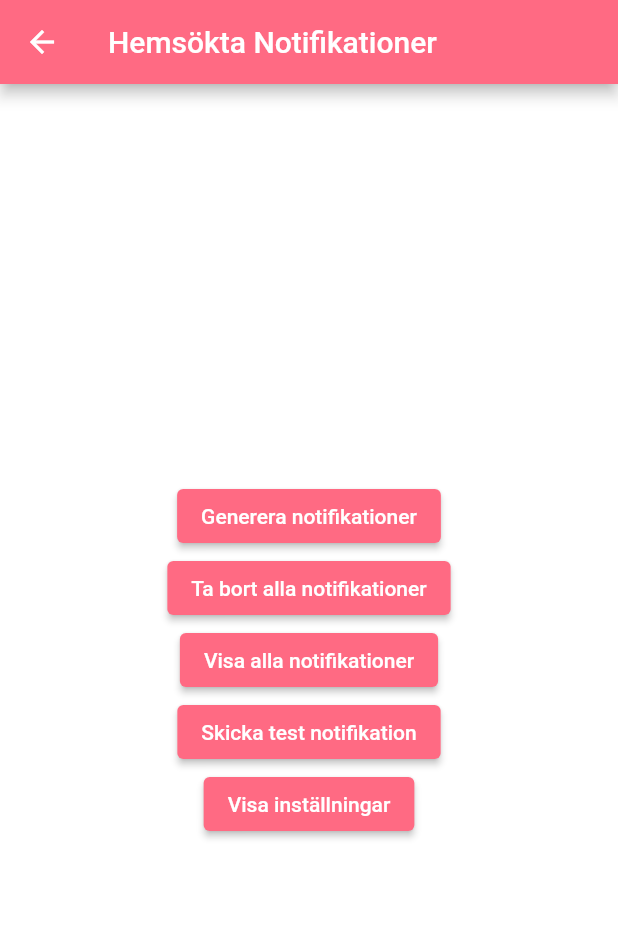
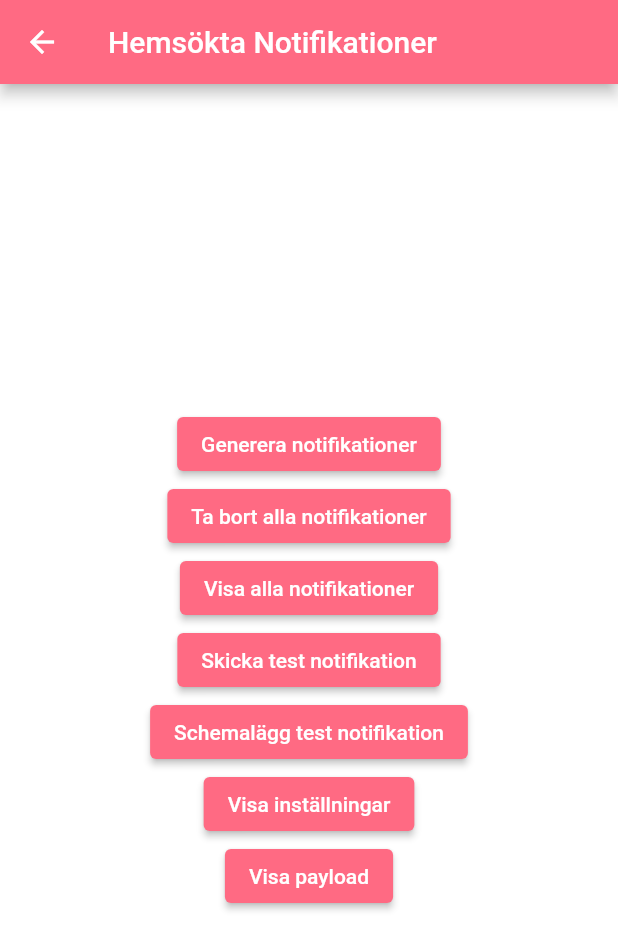
Before and after one commit to robengrobban/PVT-Grupp-75, a Flutter app: the NotificationScreen screen opened by its route, after a tap on "Generera notifikationer", on a phone screen of 412 x 824 dp. Shown: the top 950 px of the screen. Run offline on Flutter 3.47's test engine with Material 2 defaults, Android fonts, the light colour scheme and no system bars; drawn by our look-alikes of loader_overlay; our stand-ins replace camera, flutter_local_notifications, google_maps_flutter, google_sign_in, location, numberpicker and 3 more; missing offline and left inert: custom_loading_indicator, esys_flutter_share; accounts and stored records are empty; network calls fail; statements that could not run were skipped.

Commit message:
Ensure singleton init before app start; notifications open correct route.
🐜 no 🐜 ants 🐜 were 🐜 harmed 🐜 during 🐜 the 🐜 making 🐜 of 🐜 this 🐜 code 🐜

```diff
--- a/flutter_app/lib/models/notification_handler.dart
+++ b/flutter_app/lib/models/notification_handler.dart
@@ -46,6 +46,10 @@ class NotificationHandler {
 
   final int _weatherThreshold = 7; // 7
 
+  bool _initialized = false;
+
+  String _payload;
+
   /// Factory constructor to facilitate the Singleton design principle.
   factory NotificationHandler() {
     return _instance;
@@ -53,9 +57,12 @@ class NotificationHandler {
 
   /// Initialising the NotificationHandler object.
   Future<void> init() async {
+    if ( _initialized ) {
+      return;
+    }
     const AndroidInitializationSettings initializationSettingsAndroid = AndroidInitializationSettings("@drawable/new_more_and_better_improved_logo");
     final InitializationSettings initializationSettings = InitializationSettings(android: initializationSettingsAndroid);
-    _notifications.initialize(initializationSettings);
+    _notifications.initialize(initializationSettings, onSelectNotification: onNotificationOpen);
     tz.initializeTimeZones();
 
     _notificationDetails = const NotificationDetails(
@@ -67,6 +74,8 @@ class NotificationHandler {
             importance: Importance.high,
             fullScreenIntent: true));
 
+    _payload = (await _notifications.getNotificationAppLaunchDetails()).payload;
+
     wipeNotifications();
 
     _preferences = await SharedPreferences.getInstance();
@@ -74,6 +83,20 @@ class NotificationHandler {
 
     _notificationsLeft = _maxNotifications;
     _timeRequired = _walkLength + _defaultOffset;
+    _initialized = true;
+  }
+
+  Future onNotificationOpen(String payload) async {
+    _payload = payload;
+  }
+
+  String payload() {
+    return _payload;
+  }
+
+  Future<void> debugLaunch() async {
+    NotificationAppLaunchDetails details = await _notifications.getNotificationAppLaunchDetails();
+    print(details.didNotificationLaunchApp.toString() + " 🐜 " + details.payload.toString()) ;
   }
 
   void _saveNotificationSettings() {
@@ -155,7 +178,7 @@ class NotificationHandler {
       if ( spot.durationInMinutes() < _timeRequired ) {
         continue;
       }
-      if ( _affectedByWeather && !(weatherData[ spot.startTime().hour ].forecast() <= _weatherThreshold) ) {
+      if ( _affectedByWeather && weatherData[ spot.startTime().hour ] != null && !(weatherData[ spot.startTime().hour ].forecast() <= _weatherThreshold) ) {
         continue;
       }
 
@@ -165,7 +188,7 @@ class NotificationHandler {
 
       tz.TZDateTime time = tz.TZDateTime.from( spot.startTime(), tz.local );
 
-      schedule(id, title, message, time);
+      schedule(id, title, message, time, payload: _walkLength.toString());
 
       _notificationsLeft--;
 
@@ -195,21 +218,22 @@ class NotificationHandler {
   }
 
   /// Schedule a notification.
-  void schedule(int id, String title, String message, tz.TZDateTime time) async {
+  void schedule(int id, String title, String message, tz.TZDateTime time, {String payload}) async {
     await _notifications.zonedSchedule(
         id,
         title,
         message,
         time,
         _notificationDetails,
+        payload: payload,
         androidAllowWhileIdle: true,
         uiLocalNotificationDateInterpretation:
         UILocalNotificationDateInterpretation.absoluteTime);
   }
 
   /// Send a notification, instantly
-  void send(int id, String title, String message) async {
-    await _notifications.show(id, title, message, _notificationDetails, payload: '');
+  void send(int id, String title, String message, {String payload}) async {
+    await _notifications.show(id, title, message, _notificationDetails, payload: payload);
   }
 
   bool affectedByWeather() {
--- a/flutter_app/lib/screens/home_screen.dart
+++ b/flutter_app/lib/screens/home_screen.dart
@@ -5,6 +5,7 @@ import 'package:flutter/cupertino.dart';
 import 'package:flutter/material.dart';
 import 'package:flutter/services.dart';
 import 'package:flutter_app/models/Route.dart';
+import 'package:flutter_app/models/notification_handler.dart';
 import 'package:flutter_app/models/pair.dart';
 import 'package:flutter_app/models/weather_handler.dart';
 import 'package:flutter_app/theme.dart' as Theme;
@@ -17,8 +18,8 @@ import 'package:shared_preferences/shared_preferences.dart';
 import 'package:weather_icons/weather_icons.dart';
 
 class HomeScreen extends StatefulWidget {
-  final int initialDurationInMinutes;
-  HomeScreen({this.initialDurationInMinutes});
+  final String payload;
+  HomeScreen({this.payload});
   @override
   State createState() => _HomeScreenState();
 }
@@ -36,10 +37,14 @@ class _HomeScreenState extends State<HomeScreen> {
   int _steps = 3526;
   double _temperature = 17.1;
   IconData _weatherIcon = Icons.cloud_off_outlined;
+  int initialDurationInMinutes;
 
   @override
   initState() {
     super.initState();
+    if ( widget.payload.isNotEmpty && int.tryParse(widget.payload) != null ) {
+      initialDurationInMinutes = int.parse(widget.payload);
+    }
     WeatherHandler().currentWeather().then((value) {
       _temperature = value.temperature();
       print(_temperature);
@@ -55,10 +60,10 @@ class _HomeScreenState extends State<HomeScreen> {
     context.loaderOverlay.show();
     _currentPosition = LatLng(58.9142, 17.9380);
 
-    if(widget.initialDurationInMinutes == null) {
+    if(initialDurationInMinutes == null) {
       _getDurationFromPreferences();
     } else {
-      _preferredDuration = widget.initialDurationInMinutes;
+      _preferredDuration = initialDurationInMinutes;
     }
     _getAttractionFromPreferences();
     await fetchRoute(_currentPosition, _preferredDuration, _preferredAttraction);
@@ -427,7 +432,7 @@ class _HomeScreenState extends State<HomeScreen> {
 
   }
 
-  void fetchRoute(
+  Future<void> fetchRoute(
       LatLng startPosition, int durationInMinutes, String attraction) async {
     attraction.replaceAll(" ", "_");
     _numberOfRouteTries++;
--- a/flutter_app/lib/screens/menu_screen.dart
+++ b/flutter_app/lib/screens/menu_screen.dart
@@ -2,6 +2,7 @@
 
 import 'package:flutter/material.dart';
 import 'package:flutter_app/models/account_handler.dart';
+import 'package:flutter_app/models/notification_handler.dart';
 import 'package:flutter_app/models/weather_handler.dart';
 import 'package:flutter_app/theme.dart' as Theme;
 import 'package:flutter_app/widgets/menu_item.dart';
@@ -72,6 +73,9 @@ class _MenuScreenState extends State<MenuScreen> {
                               print("Temperature");
                               print(value.temperature());
                             });
+                          }),
+                          MenuItem(Icons.construction, "DEBUG FORCE REBUILD", _itemPadding, () {
+                            Navigator.of(context).pushNamedAndRemoveUntil('/home', (Route<dynamic> route) => false);
                           })
                         ],
                       )
--- a/flutter_app/lib/screens/notification_screen.dart
+++ b/flutter_app/lib/screens/notification_screen.dart
@@ -1,5 +1,7 @@
 import 'package:flutter_app/models/notification_handler.dart';
 import 'package:flutter/material.dart';
+import 'package:timezone/data/latest.dart' as tz;
+import 'package:timezone/timezone.dart' as tz;
 
 class NotificationScreen extends StatefulWidget {
   @override
@@ -41,7 +43,16 @@ class NotificationScreenState extends State<NotificationScreen> {
                 child: ElevatedButton(
                   child: Text("Skicka test notifikation"),
                   onPressed: () {
-                    NotificationHandler().send(120, "TITEL", "MEDDELANDE");
+                    NotificationHandler().send(120, "TITEL", "MEDDELANDE", payload: '40');
+                  },
+                )
+            ),
+            Center(
+                child: ElevatedButton(
+                  child: Text("Schemalägg test notifikation"),
+                  onPressed: () {
+                    tz.TZDateTime time = tz.TZDateTime.from( DateTime.now().add(Duration(seconds: 5)), tz.local );
+                    NotificationHandler().schedule(130, "TITEL", "MEDDELANDE", time, payload: '50');
                   },
                 )
             ),
@@ -54,6 +65,14 @@ class NotificationScreenState extends State<NotificationScreen> {
                     print("Affected by weather: " + NotificationHandler().affectedByWeather().toString());
                   },
                 )
+            ),
+            Center(
+                child: ElevatedButton(
+                  child: Text("Visa payload"),
+                  onPressed: () {
+                    print("Payload: " + NotificationHandler().payload().toString());
+                  },
+                )
             )
           ],
         )
@@ -61,5 +80,4 @@ class NotificationScreenState extends State<NotificationScreen> {
   }
 
 
-
 }
```
Also changed, not shown: flutter_app/lib/main.dart (+6 -5 lines).
